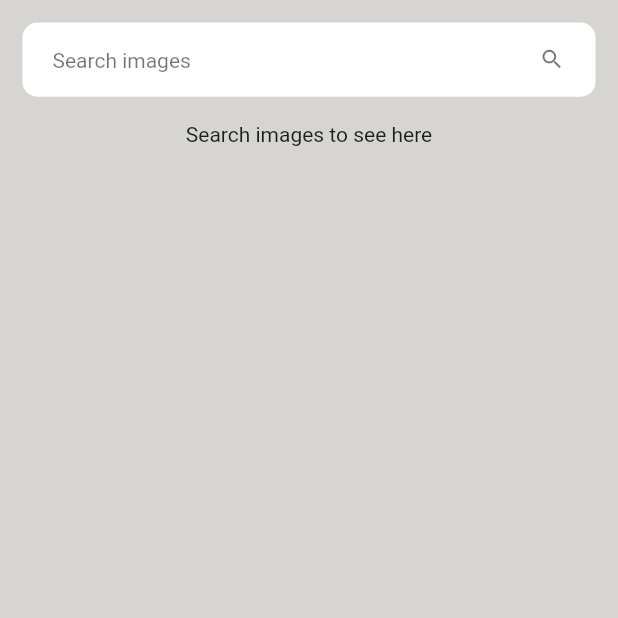
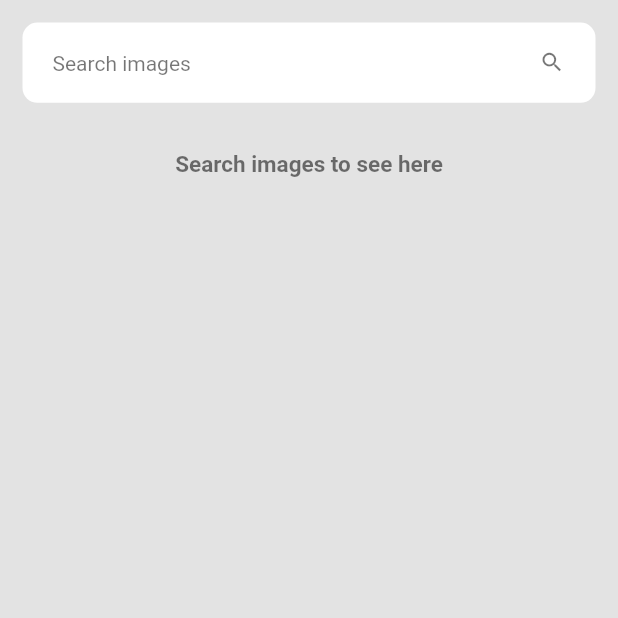
Before and after one commit to Pranit1804/PhotoMania, a Flutter app: the screen it shows after launch, on a phone screen of 412 x 824 dp, the top half of it. Run offline on Flutter 3.47's test engine with Material 2 defaults, Android fonts, the phone set to English and light mode, and no system bars; missing offline and left inert: image_downloader.

Commit message:
Minor changes

```diff
--- a/lib/components/show_images.dart
+++ b/lib/components/show_images.dart
@@ -33,8 +33,10 @@ class _ShowImagesState extends State<ShowImages> {
                 crossAxisSpacing: 20.0,
               ),
             )
-          : Center(
-              child: Text('Search images to see here'),
+          : Container(
+              margin: EdgeInsets.all(15),
+              alignment: Alignment.center,
+              child: Text('Search images to see here', style: TextStyle(fontSize: 15, color: Colors.black54, fontWeight: FontWeight.bold),),
             ),
     );
   }
--- a/lib/components/single_image.dart
+++ b/lib/components/single_image.dart
@@ -13,6 +13,8 @@ class SingleImage extends StatelessWidget {
       onTap: () {
         Navigator.of(context).pushNamed(DetailScreen.routeName, arguments: photo);
       },
+      child: Hero(
+        tag: photo.imageUrl,
         child: Container(
           decoration: BoxDecoration(
               borderRadius: BorderRadius.circular(15),
@@ -20,6 +22,7 @@ class SingleImage extends StatelessWidget {
                   image: NetworkImage(photo.imageUrl),
                   fit: BoxFit.cover)),
         ),
+      ),
     );
   }
 }
--- a/lib/providers/photos.dart
+++ b/lib/providers/photos.dart
@@ -31,13 +31,12 @@ class Photos with ChangeNotifier {
             description: photos[i]['alt_description'],
             userName: photos[i]['user']['username'],
             profileImage: photos[i]['user']['profile_image']['large']));
-        Scaffold.of(context).showSnackBar(SnackBar(content: Text('test')));
         print('Test: ${photos[i]['user']['profile_image']['large']}');
       }
       notifyListeners();
     } catch (error) {
       Scaffold.of(context).showSnackBar(SnackBar(
-        content: Text('Error $error'),
+        content: Text('Something Wrong happened'),
       ));
     }
   }
--- a/lib/screens/main_screen.dart
+++ b/lib/screens/main_screen.dart
@@ -18,9 +18,8 @@ class _MainScreenState extends State<MainScreen> {
   @override
   Widget build(BuildContext context) {
     final height = MediaQuery.of(context).size.height;
-
     return Scaffold(
-      backgroundColor: Color.fromRGBO(214, 213, 210, 5),
+      backgroundColor: Color.fromRGBO(227, 227, 227, 1),
       body: SafeArea(
         child: SingleChildScrollView(
           child: Container(
@@ -29,7 +28,7 @@ class _MainScreenState extends State<MainScreen> {
               mainAxisAlignment: MainAxisAlignment.start,
               crossAxisAlignment: CrossAxisAlignment.start,
               children: <Widget>[
-                SearchBox(height * 0.06),
+                SearchBox(height * 0.065),
                 SizedBox(
                   height: 2,
                 ),
```
Also changed, not shown: lib/screens/detail_screen.dart (+9 -4 lines). Lines whose indentation alone changed are shown as unchanged.
